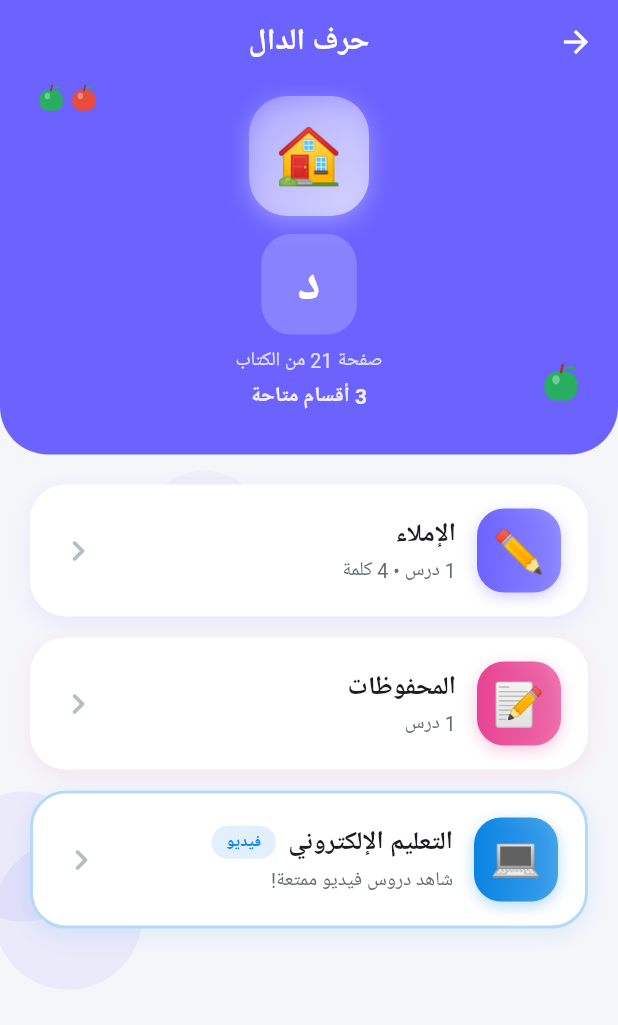
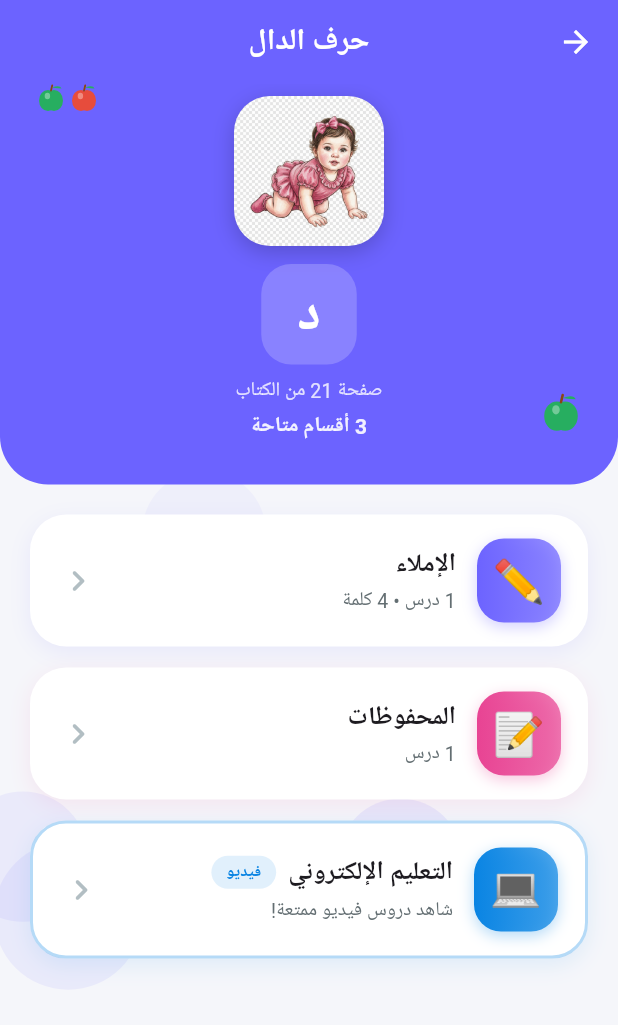
Before and after one commit to moringaiq2017-oss/education-app, a Flutter app: the TopicDetailScreen screen opened directly with sample values from the repository, on a phone screen of 412 x 824 dp. Shown: the top 1025 px of the screen. Run offline on Flutter 3.47's test engine with Material 3 defaults, Android fonts, the phone set to English and light mode, and no system bars; our stand-ins replace audioplayers, device_info_plus, dio, google_fonts, hive, hive_flutter and 1 more; accounts and stored records are empty; Roboto replaces fonts that are missing (Cairo).

Commit message:
feat: إضافة رسومات Gemini لمواضيع القراءة
- 6 رسومات احترافية بستايل كتاب قراءتي (دادا، دار، باب، نور، ماما، بقر)
- تصغير الصور لـ 512px للأداء
- تحديث ReadingTopic لدعم imagePath اختياري
- بطاقات المواضيع تعرض الصورة الحقيقية إذا موجودة والإيموجي إذا لا
- هيدر TopicDetailScreen يعرض الصورة بشكل جميل

Co-Authored-By: Claude Opus 4.6 (1M context) <noreply@anthropic.com>

```diff
--- a/mobile/lib/data/reading_topics_data.dart
+++ b/mobile/lib/data/reading_topics_data.dart
@@ -10,6 +10,7 @@ class ReadingTopic {
   final String letter;
   final int pageNumber;
   final String illustration; // إيموجي توضيحي
+  final String? imagePath; // مسار صورة Gemini (اختياري)
   final Color color;
   final List<int> dictationIds;
   final List<int> songIds;
@@ -22,10 +23,14 @@ class ReadingTopic {
     required this.pageNumber,
     required this.illustration,
     required this.color,
+    this.imagePath,
     this.dictationIds = const [],
     this.songIds = const [],
     this.memorizationIds = const [],
   });
+
+  /// هل عنده صورة حقيقية؟
+  bool get hasImage => imagePath != null;
 
   /// عدد الأقسام المتاحة (إملاء + أناشيد + محفوظات + تعليم إلكتروني)
   int get availableSectionsCount {
@@ -59,6 +64,7 @@ class ReadingTopicsData {
       letter: 'د',
       pageNumber: 21,
       illustration: '🏠', // دار
+      imagePath: 'assets/illustrations/dada.png',
       color: Color(0xFF6C63FF),
       dictationIds: [1],
       memorizationIds: [1],
@@ -69,6 +75,7 @@ class ReadingTopicsData {
       letter: 'ب',
       pageNumber: 26,
       illustration: '🚪', // باب
+      imagePath: 'assets/illustrations/bab.png',
       color: Color(0xFF00B894),
       dictationIds: [2],
       memorizationIds: [2],
@@ -79,6 +86,7 @@ class ReadingTopicsData {
       letter: 'ن',
       pageNumber: 27,
       illustration: '💡', // نور
+      imagePath: 'assets/illustrations/noor.png',
       color: Color(0xFF0984E3),
       dictationIds: [3],
     ),
@@ -88,6 +96,7 @@ class ReadingTopicsData {
       letter: 'م',
       pageNumber: 28,
       illustration: '👩', // ماما
+      imagePath: 'assets/illustrations/mama.png',
       color: Color(0xFFE84393),
       dictationIds: [4],
       memorizationIds: [3],
@@ -109,6 +118,7 @@ class ReadingTopicsData {
       letter: 'ق',
       pageNumber: 37,
       illustration: '🐄', // بقر
+      imagePath: 'assets/illustrations/baqar.png',
       color: Color(0xFF00CEC9),
       dictationIds: [6],
       memorizationIds: [6],
--- a/mobile/lib/screens/subjects/topic_detail_screen.dart
+++ b/mobile/lib/screens/subjects/topic_detail_screen.dart
@@ -73,12 +73,35 @@ class TopicDetailScreen extends StatelessWidget {
             child: Column(
               children: [
                 const SizedBox(height: 8),
-                // أيقونة الموضوع
-                TopicIllustration(
-                  emoji: topic.illustration,
-                  color: Colors.white.withValues(alpha: 0.25),
-                  size: 80,
-                ),
+                // أيقونة الموضوع أو صورة حقيقية
+                if (topic.hasImage)
+                  Container(
+                    width: 100,
+                    height: 100,
+                    decoration: BoxDecoration(
+                      borderRadius: BorderRadius.circular(24),
+                      boxShadow: [
+                        BoxShadow(
+                          color: Colors.black.withValues(alpha: 0.2),
+                          blurRadius: 12,
+                          offset: const Offset(0, 4),
+                        ),
+                      ],
+                    ),
+                    child: ClipRRect(
+                      borderRadius: BorderRadius.circular(24),
+                      child: Image.asset(
+                        topic.imagePath!,
+                        fit: BoxFit.cover,
+                      ),
+                    ),
+                  )
+                else
+                  TopicIllustration(
+                    emoji: topic.illustration,
+                    color: Colors.white.withValues(alpha: 0.25),
+                    size: 80,
+                  ),
                 const SizedBox(height: 12),
                 // الحرف
                 if (topic.letter.length <= 2)
--- a/mobile/pubspec.yaml
+++ b/mobile/pubspec.yaml
@@ -50,6 +50,7 @@ flutter:
   assets:
     - assets/audio/
     - assets/animations/
+    - assets/illustrations/
 
   # Fonts
   # fonts:
```
Also changed, not shown: mobile/lib/screens/subjects/reading_screen.dart (+17 -6 lines), mobile/assets/illustrations/bab.png (added), mobile/assets/illustrations/baqar.png (added), mobile/assets/illustrations/dada.png (added), mobile/assets/illustrations/dar.png (added), mobile/assets/illustrations/mama.png (added), mobile/assets/illustrations/noor.png (added).
